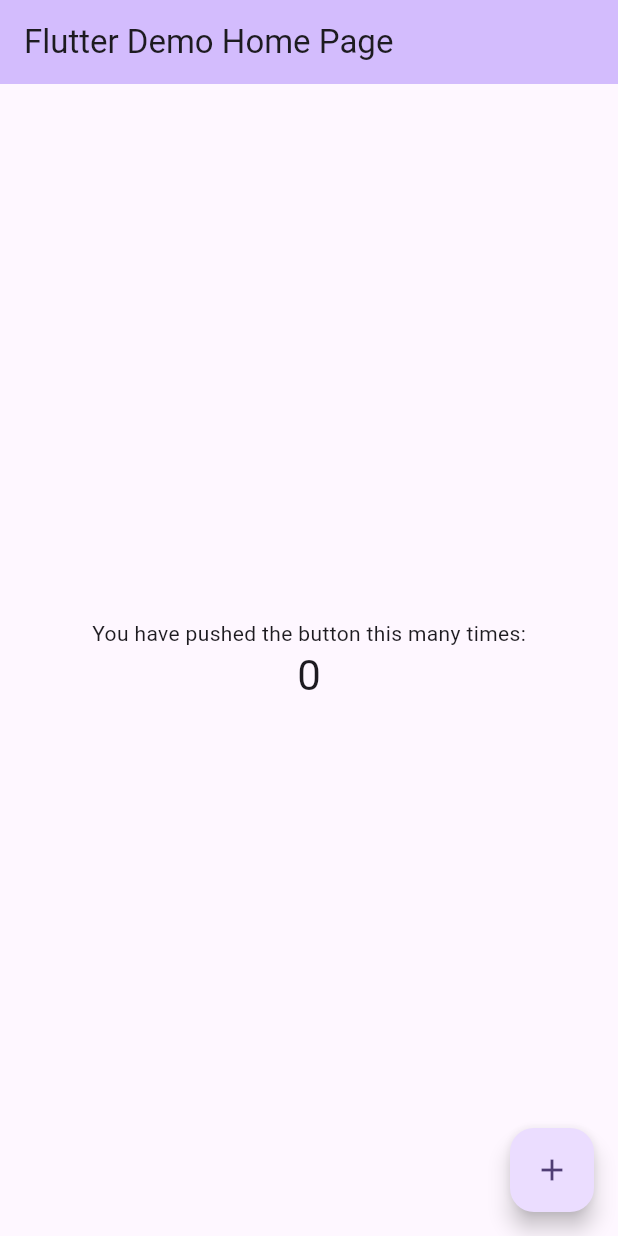
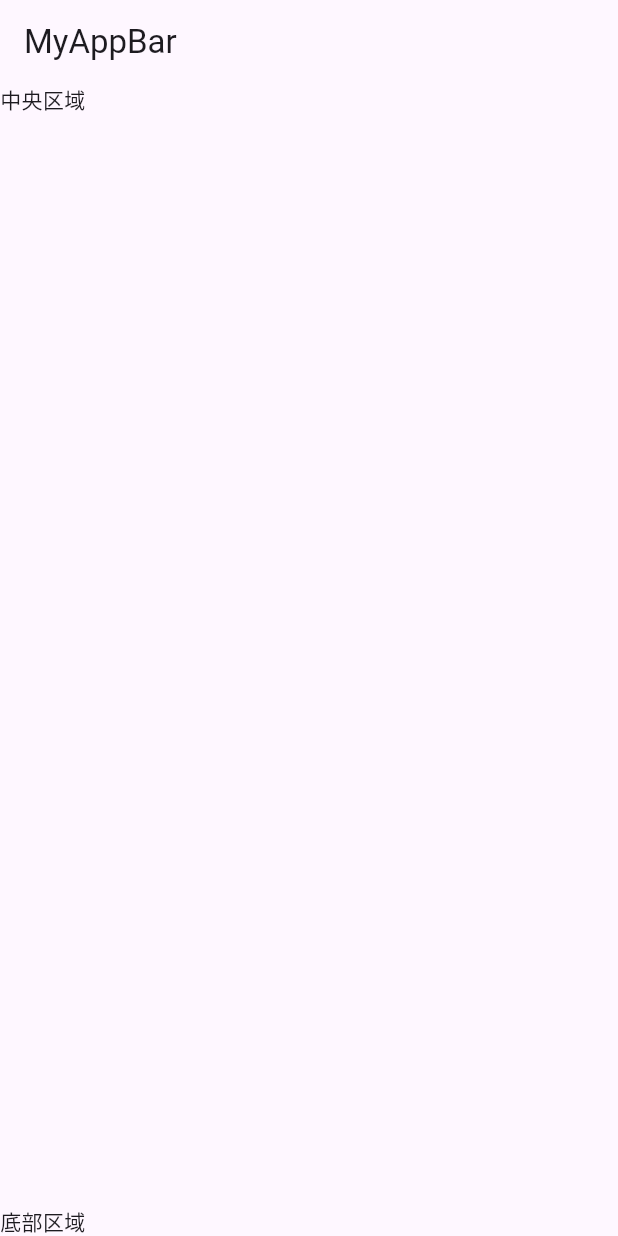
Before and after one commit to lpxxn/fbase, a Flutter app: the screen it shows after launch, on a phone screen of 412 x 824 dp. Run offline on Flutter 3.47's test engine with Material 3 defaults, Android fonts, the phone set to English and light mode, and no system bars.

Commit message:
feat: update

```diff
--- a/lib/main.dart
+++ b/lib/main.dart
@@ -1,121 +1,20 @@
 import 'package:flutter/material.dart';
 
 void main() {
-  runApp(const MyApp());
+  runApp(MyScaffold());
 }
 
-class MyApp extends StatelessWidget {
-  const MyApp({super.key});
+class MyScaffold extends StatelessWidget {
+  const MyScaffold({super.key});
 
-  // This widget is the root of your application.
   @override
   Widget build(BuildContext context) {
     return MaterialApp(
-      title: 'Flutter Demo',
-      theme: ThemeData(
-        // This is the theme of your application.
-        //
-        // TRY THIS: Try running your application with "flutter run". You'll see
-        // the application has a purple toolbar. Then, without quitting the app,
-        // try changing the seedColor in the colorScheme below to Colors.green
-        // and then invoke "hot reload" (save your changes or press the "hot
-        // reload" button in a Flutter-supported IDE, or press "r" if you used
-        // the command line to start the app).
-        //
-        // Notice that the counter didn't reset back to zero; the application
-        // state is not lost during the reload. To reset the state, use hot
-        // restart instead.
-        //
-        // This works for code too, not just values: Most code changes can be
-        // tested with just a hot reload.
-        colorScheme: .fromSeed(seedColor: Colors.deepPurple),
-      ),
-      home: const MyHomePage(title: 'Flutter Demo Home Page'),
-    );
-  }
-}
-
-class MyHomePage extends StatefulWidget {
-  const MyHomePage({super.key, required this.title});
-
-  // This widget is the home page of your application. It is stateful, meaning
-  // that it has a State object (defined below) that contains fields that affect
-  // how it looks.
-
-  // This class is the configuration for the state. It holds the values (in this
-  // case the title) provided by the parent (in this case the App widget) and
-  // used by the build method of the State. Fields in a Widget subclass are
-  // always marked "final".
-
-  final String title;
-
-  @override
-  State<MyHomePage> createState() => _MyHomePageState();
-}
-
-class _MyHomePageState extends State<MyHomePage> {
-  int _counter = 0;
-
-  void _incrementCounter() {
-    setState(() {
-      // This call to setState tells the Flutter framework that something has
-      // changed in this State, which causes it to rerun the build method below
-      // so that the display can reflect the updated values. If we changed
-      // _counter without calling setState(), then the build method would not be
-      // called again, and so nothing would appear to happen.
-      _counter++;
-    });
-  }
-
-  @override
-  Widget build(BuildContext context) {
-    // This method is rerun every time setState is called, for instance as done
-    // by the _incrementCounter method above.
-    //
-    // The Flutter framework has been optimized to make rerunning build methods
-    // fast, so that you can just rebuild anything that needs updating rather
-    // than having to individually change instances of widgets.
-    return Scaffold(
-      appBar: AppBar(
-        // TRY THIS: Try changing the color here to a specific color (to
-        // Colors.amber, perhaps?) and trigger a hot reload to see the AppBar
-        // change color while the other colors stay the same.
-        backgroundColor: Theme.of(context).colorScheme.inversePrimary,
-        // Here we take the value from the MyHomePage object that was created by
-        // the App.build method, and use it to set our appbar title.
-        title: Text(widget.title),
-      ),
-      body: Center(
-        // Center is a layout widget. It takes a single child and positions it
-        // in the middle of the parent.
-        child: Column(
-          // Column is also a layout widget. It takes a list of children and
-          // arranges them vertically. By default, it sizes itself to fit its
-          // children horizontally, and tries to be as tall as its parent.
-          //
-          // Column has various properties to control how it sizes itself and
-          // how it positions its children. Here we use mainAxisAlignment to
-          // center the children vertically; the main axis here is the vertical
-          // axis because Columns are vertical (the cross axis would be
-          // horizontal).
-          //
-          // TRY THIS: Invoke "debug painting" (choose the "Toggle Debug Paint"
-          // action in the IDE, or press "p" in the console), to see the
-          // wireframe for each widget.
-          mainAxisAlignment: .center,
-          children: [
-            const Text('You have pushed the button this many times:'),
-            Text(
-              '$_counter',
-              style: Theme.of(context).textTheme.headlineMedium,
-            ),
-          ],
-        ),
-      ),
-      floatingActionButton: FloatingActionButton(
-        onPressed: _incrementCounter,
-        tooltip: 'Increment',
-        child: const Icon(Icons.add),
+      title: "StatelessWidget",
+      home: Scaffold(
+        appBar: AppBar(title: Text("MyAppBar")),
+        body: Container(child: Container(child: Text("中央区域"))),
+        bottomNavigationBar: Container(child: Text("底部区域")),
       ),
     );
   }
```
Also changed, not shown: 1 other file.
